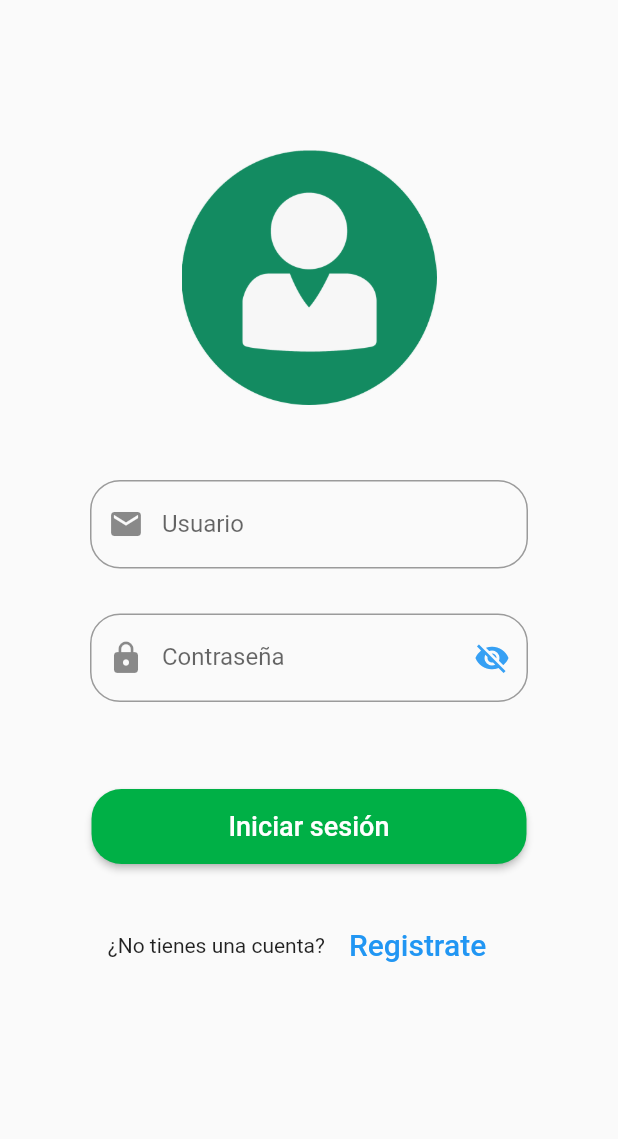
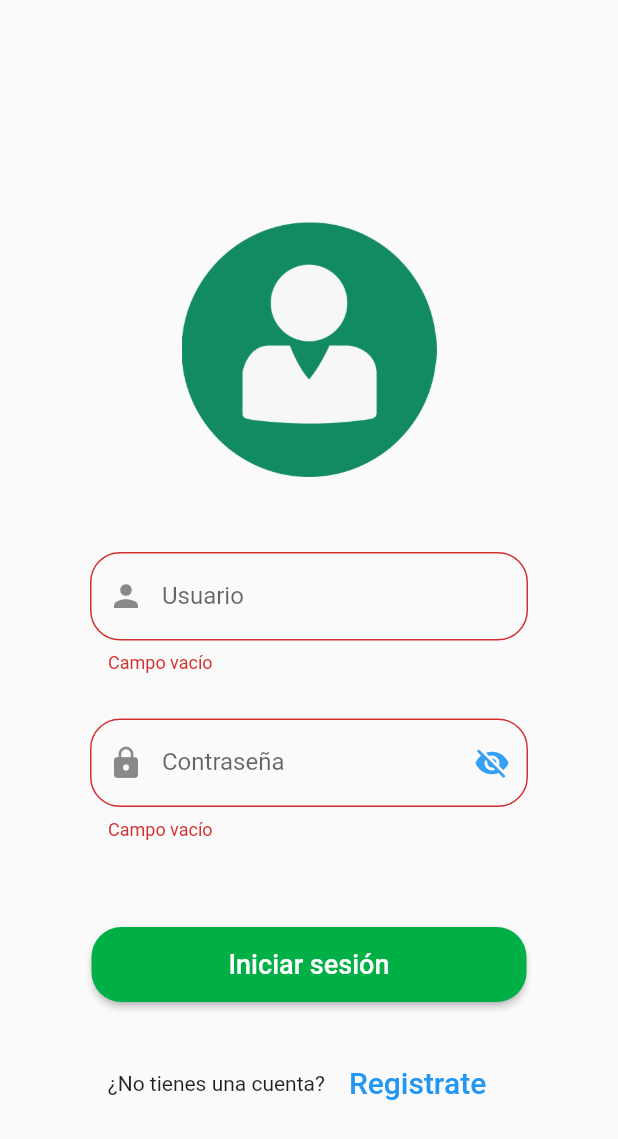
Before and after one commit to Eduardo0515/movil2equipo, a Flutter app: the screen it shows after launch, after a tap on "Iniciar sesión", on a phone screen of 412 x 824 dp. Shown: the top 1139 px of the screen. Run offline on Flutter 3.47's test engine with Material 2 defaults, Android fonts, the phone set to English and light mode, and no system bars; our stand-ins replace fluttertoast; accounts and stored records are empty.

Commit message:
RegEx integrado en login

```diff
--- a/lib/main.dart
+++ b/lib/main.dart
@@ -1,6 +1,5 @@
 import 'package:flutter/material.dart';
 import 'src/pages/login.dart';
-import 'package:prueba_cerrada/src/pages/tab.dart';
 
 void main() {
   runApp(MyApp());
--- a/lib/src/pages/login.dart
+++ b/lib/src/pages/login.dart
@@ -21,15 +21,12 @@ class _State extends State<LoginPage> {
   Future<List<Login>> loginFinal;
   Login loginD;
 
-  Future<List<Login>> postLogin(String username, String password) async{
+  Future<List<Login>> postLogin(String username, String password) async {
     List<Login> login = [];
 
-    String url = 'http://localhost:3000/signin';
+    String url = 'http://192.168.43.89:3000/signin';
 
-    Map<String, String> params = {
-      "username" : username,
-      "password" : password
-    };
+    Map<String, String> params = {"username": username, "password": password};
 
     Map<String, String> header = {
       HttpHeaders.contentTypeHeader: "application/json",
@@ -38,23 +35,38 @@ class _State extends State<LoginPage> {
 
     Uri uri = Uri.parse(url);
 
-    final response = await http.post(uri, headers:header, body:jsonEncode(params));
+    final response =
+        await http.post(uri, headers: header, body: jsonEncode(params));
 
-    if(response.statusCode == 200 || response.statusCode == 404 || response.statusCode == 401 ){
+    if (response.statusCode == 200 ||
+        response.statusCode == 404 ||
+        response.statusCode == 401) {
       String body = utf8.decode(response.bodyBytes);
       final jsonData = jsonDecode(body);
 
-      login.add(Login(jsonData['auth'],jsonData['token']));
+      login.add(Login(jsonData['auth'], jsonData['token']));
       return login;
+    } else {
+      print("Hubo un error al iniciar sesión");
+      Fluttertoast.showToast(
+          msg: "Hubo un error al iniciar sesión",
+          toastLength: Toast.LENGTH_SHORT,
+          gravity: ToastGravity.BOTTOM,
+          timeInSecForIos: 1,
+          backgroundColor: Colors.grey.shade700,
+          textColor: Colors.white,
+          fontSize: 14.0);
     }
   }
+
   TextEditingController nameController = TextEditingController();
   TextEditingController passwordController = TextEditingController();
 
+  final formKey = GlobalKey<FormState>();
+
   bool hidePassword = true;
   bool isApiCallProcess = false;
-  //GlobalKey<FormState> globalFormKey = GlobalKey<FormState>();
-  //final scaffoldKey = GlobalKey<ScaffoldState>();
+
   @override
   void initState() {
     super.initState();
@@ -63,33 +75,97 @@ class _State extends State<LoginPage> {
   @override
   Widget build(BuildContext context) {
     return Scaffold(
-      body: SingleChildScrollView(
+      body: SafeArea(
+        child: Center(
+            child: SingleChildScrollView(
+          child: Container(
+            width: double.infinity,
+            child: Form(
+              key: formKey,
               child: Column(
+                crossAxisAlignment: CrossAxisAlignment.center,
+                mainAxisAlignment: MainAxisAlignment.center,
                 children: <Widget>[
                   Container(
                     alignment: Alignment.center,
-                 padding: EdgeInsets.fromLTRB(60,100,60,40),
-                 child: Image.asset("assets/iconoLogin.png", width:170, height: 170),
+                    padding: EdgeInsets.fromLTRB(60, 100, 60, 40),
+                    child: Image.asset("assets/iconoLogin.png",
+                        width: 170, height: 170),
                   ),
                   Container(
-                  padding: EdgeInsets.fromLTRB(60,10,60,20),
-                  child: TextField(
+                    padding: EdgeInsets.fromLTRB(60, 10, 60, 20),
+                    child: TextFormField(
+                      validator: (value) {
+                        if (value.isEmpty) {
+                          return 'Campo vacío';
+                        } else {
+                          if (value.length < 8) {
+                            return 'El usuario debe tener al menos 8 caracteres';
+                          } else {
+                            if (value.length > 30) {
+                              return 'El usuario debe tener 30 caracteres como maximo';
+                            } else {
+                              if (RegExp(r'^[\da-zA-Z]+$').hasMatch(value)) {
+                                if (!RegExp(r'[a-zA-Z]+').hasMatch(value)) {
+                                  return "El usuario debe contener al menos una letra";
+                                }
+                              } else {
+                                return "El usuario debe ser alfanumerico";
+                              }
+                            }
+                          }
+                        }
+                        return null;
+                      },
                       controller: nameController,
                       decoration: InputDecoration(
-                      prefixIcon: Icon(Icons.email),
-                      border: OutlineInputBorder(borderRadius: BorderRadius.circular(20.0)),
+                        prefixIcon: Icon(Icons.person),
+                        border: OutlineInputBorder(
+                            borderRadius: BorderRadius.circular(20.0)),
                         labelText: 'Usuario',
                       ),
                     ),
                   ),
                   Container(
-                  padding: EdgeInsets.fromLTRB(60,10,60,10),
-                  child: TextField(
+                    padding: EdgeInsets.fromLTRB(60, 10, 60, 10),
+                    child: TextFormField(
+                      validator: (value) {
+                        if (value.isEmpty) {
+                          return 'Campo vacío';
+                        } else {
+                          if (value.length < 8) {
+                            return 'Contraseña muy corta';
+                          } else {
+                            if (value.length > 30) {
+                              return 'Tamaño de contraseña inválida';
+                            } else {
+                              if (value.contains(' ')) {
+                                return 'No se acepta espacios';
+                              } else {
+                                if (!RegExp(
+                                        r'(?=.*[a-zA-Z])(?=.*[!@$%&])(?=.*[0-9])')
+                                    .hasMatch(value)) {
+                                  if (!RegExp(r'(?=.*[a-zA-Z])(?=.*[0-9])')
+                                      .hasMatch(value)) {
+                                    return 'Dede ser alfanumérica';
+                                  }
+                                  if (!RegExp(r'(?=.*[!@$%&])')
+                                      .hasMatch(value)) {
+                                    return 'use al menos un @!\$%&';
+                                  }
+                                }
+                              }
+                            }
+                          }
+                        }
+                        return null;
+                      },
                       obscureText: hidePassword,
                       controller: passwordController,
                       decoration: InputDecoration(
                         prefixIcon: Icon(Icons.lock),
-                      border: OutlineInputBorder(borderRadius: BorderRadius.circular(20.0)),
+                        border: OutlineInputBorder(
+                            borderRadius: BorderRadius.circular(20.0)),
                         labelText: 'Contraseña',
                         suffixIcon: IconButton(
                           onPressed: () {
@@ -97,9 +173,7 @@ class _State extends State<LoginPage> {
                               hidePassword = !hidePassword;
                             });
                           },
-                        color: Theme.of(context)
-                        .accentColor
-                        .withOpacity(0.9),
+                          color: Theme.of(context).accentColor.withOpacity(0.9),
                           icon: Icon(hidePassword
                               ? Icons.visibility_off
                               : Icons.visibility),
@@ -108,7 +182,7 @@ class _State extends State<LoginPage> {
                     ),
                   ),
                   FlatButton(
-                  onPressed: (){
+                    onPressed: () {
                       //forgot password screen
                     },
                     textColor: Colors.blue,
@@ -119,41 +193,49 @@ class _State extends State<LoginPage> {
                       width: 310,
                       padding: EdgeInsets.fromLTRB(10, 0, 10, 0),
                       child: RaisedButton(
-                    shape: new RoundedRectangleBorder(borderRadius: new BorderRadius.circular(20.0)),
+                        shape: new RoundedRectangleBorder(
+                            borderRadius: new BorderRadius.circular(20.0)),
                         textColor: Colors.white,
                         color: Color.fromRGBO(0, 176, 70, 69),
-                    child: Text('Iniciar sesión', style: TextStyle(fontSize: 18)),
+                        child: Text('Iniciar sesión',
+                            style: TextStyle(fontSize: 18)),
                         onPressed: () {
                           //print(nameController.text);
                           //print(passwordController.text);
-                      loginFinal = postLogin(nameController.text, passwordController.text);
+                          if (formKey.currentState.validate()) {
+                            print("validacion exitosa");
+                            loginFinal = postLogin(
+                                nameController.text, passwordController.text);
+
                             loginFinal.then((value) => {
-                        if(value[0].auth == true){
+                                  if (value[0].auth == true)
+                                    {
                                       print("LOGIN CORRECTO"),
                                       print(value[0].auth),
                                       print(value[0].token),
-
                                       Navigator.push(
                                         context,
                                         MaterialPageRoute(
-                            builder: (context) => TabView(
-                          )),
+                                            builder: (context) => TabView()),
                                       ),
-                        }else{
-                          print("ERROR - El usuario o contraseña son incorrectos"),
+                                    }
+                                  else
+                                    {
+                                      print(
+                                          "ERROR - El usuario o contraseña son incorrectos"),
                                       print("Revise los datos ingresados"),
                                       _showAlertDialog()
-
                                     }
                                 });
+                          }
                         },
-                  )
-                ),
+                      )),
                   Container(
                       padding: EdgeInsets.all(30),
                       child: Row(
                         children: <Widget>[
-                        Text('¿No tienes una cuenta?',style: TextStyle(fontSize: 14)),
+                          Text('¿No tienes una cuenta?',
+                              style: TextStyle(fontSize: 14)),
                           FlatButton(
                             textColor: Colors.blue,
                             child: Text(
@@ -164,19 +246,23 @@ class _State extends State<LoginPage> {
                               print("Regístrate");
                               Navigator.push(
                                 context,
-                            MaterialPageRoute(builder: (context) => RegisterPage()),
+                                MaterialPageRoute(
+                                    builder: (context) => RegisterPage()),
                               );
                             },
                           )
                         ],
                         mainAxisAlignment: MainAxisAlignment.center,
-                    )
-                  )
+                      ))
                 ],
-            )
-      )
+              ),
+            ),
+          ),
+        )),
+      ),
     );
   }
+
   void _showAlertDialog() {
     showDialog(
         context: context,
@@ -186,12 +272,16 @@ class _State extends State<LoginPage> {
             content: Text("El usuario o contraseña son incorrectos"),
             actions: <Widget>[
               RaisedButton(
-              child: Text("CERRAR", style: TextStyle(color: Colors.black),),
-              onPressed: (){ Navigator.of(context).pop(); },
+                child: Text(
+                  "CERRAR",
+                  style: TextStyle(color: Colors.black),
+                ),
+                onPressed: () {
+                  Navigator.of(context).pop();
+                },
               )
             ],
           );
-      }
-    );
+        });
   }
 }
--- a/lib/src/pages/register.dart
+++ b/lib/src/pages/register.dart
@@ -1,7 +1,6 @@
 import 'dart:convert';
 import 'dart:io';
 
-import 'package:prueba_cerrada/src/models/Login.dart';
 import 'package:prueba_cerrada/src/models/Register.dart';
 import 'package:flutter/material.dart';
 import 'package:http/http.dart' as http;
@@ -51,6 +50,10 @@ class _State extends State<RegisterPage> {
           backgroundColor: Colors.grey.shade700,
           textColor: Colors.white,
           fontSize: 14.0);
+      Navigator.push(
+        context,
+        MaterialPageRoute(builder: (context) => LoginPage()),
+      );
     } else {
       Fluttertoast.showToast(
           msg: response.body,
```
Lines whose indentation alone changed are shown as unchanged.
